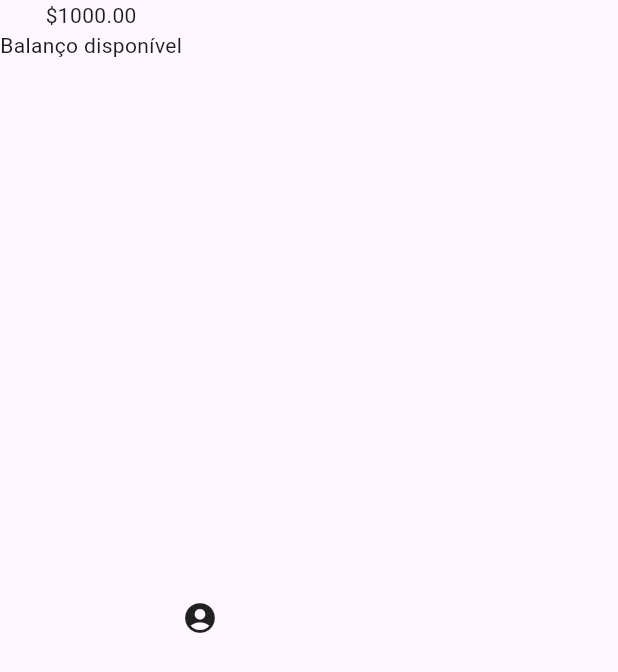
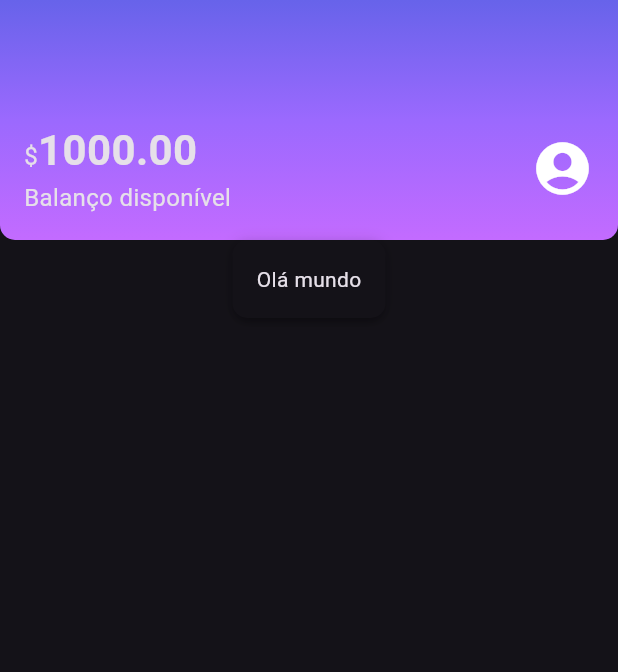
Before and after one commit to gfgomes/flutter_alubank, a Flutter app: the screen it shows after launch, on a phone screen of 412 x 824 dp. Shown: the top 672 px of the screen. Run offline on Flutter 3.47's test engine with Material 3 defaults, Android fonts, the phone set to English and light mode, and no system bars.

Commit message:
Identificando os temas

```diff
--- /dev/null
+++ b/lib/components/box_card.dart
@@ -0,0 +1,20 @@
+import 'package:flutter/material.dart';
+
+class BoxCard extends StatelessWidget {
+  final Widget boxContent;
+
+  const BoxCard({super.key, required this.boxContent});
+
+  @override
+  Widget build(BuildContext context) {
+    return Container(
+      padding: const EdgeInsets.all(16),
+      decoration: BoxDecoration(
+        boxShadow: kElevationToShadow[3],
+        borderRadius: BorderRadius.circular(10),
+        color: Theme.of(context).cardColor,
+      ),
+      child: boxContent,
+    );
+  }
+}
--- a/lib/components/sections/header.dart
+++ b/lib/components/sections/header.dart
@@ -6,16 +6,51 @@ class Header extends StatelessWidget {
   @override
   Widget build(BuildContext context) {
     return Container(
+      decoration: const BoxDecoration(
+        gradient: LinearGradient(
+            begin: Alignment.topCenter,
+            end: Alignment.bottomCenter,
+            colors: <Color>[
+              Color.fromRGBO(103, 99, 234, 1.0),
+              Color.fromRGBO(155, 105, 254, 1.0),
+              Color.fromRGBO(195, 107, 255, 1.0),
+            ]),
+        borderRadius: BorderRadius.vertical(bottom: Radius.circular(10)),
+      ),
+      height: 160,
+      child: const Padding(
+        padding: EdgeInsets.fromLTRB(16.0, 80.0, 16.0, 16.0),
         child: Row(
+          mainAxisAlignment: MainAxisAlignment.spaceBetween,
           children: <Widget>[
             Column(
+              crossAxisAlignment: CrossAxisAlignment.start,
               children: <Widget>[
-              Text('\$1000.00'),
-              Text('Balanço disponível'),
+                // Text(
+                //   '\$1000.00',
+                //   style: TextStyle(fontSize: 28, fontWeight: FontWeight.bold),
+                // ),
+                Text.rich(
+                  TextSpan(
+                    text: '\$',
+                    style: TextStyle(fontSize: 16),
+                    children: <TextSpan>[
+                      TextSpan(
+                          text: '1000.00',
+                          style: TextStyle(
+                              fontSize: 28, fontWeight: FontWeight.bold)),
                     ],
                   ),
-          Icon(Icons.account_circle)
+                ),
+                Text(
+                  'Balanço disponível',
+                  style: TextStyle(fontSize: 16),
+                ),
               ],
+            ),
+            SizedBox(child: Icon(Icons.account_circle, size: 42)),
+          ],
+        ),
       ),
     );
   }
--- a/lib/main.dart
+++ b/lib/main.dart
@@ -10,8 +10,9 @@
 
   @override
   Widget build(BuildContext context) {
-    return const MaterialApp(
+    return MaterialApp(
       title: 'Alubank',
+      theme: ThemeData.dark(),
       home: Home(),
     );
   }
--- a/lib/screens/home.dart
+++ b/lib/screens/home.dart
@@ -1,4 +1,5 @@
 import 'package:flutter/material.dart';
+import 'package:flutter_alubank/components/box_card.dart';
 import 'package:flutter_alubank/components/sections/header.dart';
 
 class Home extends StatelessWidget {
@@ -7,7 +8,12 @@ class Home extends StatelessWidget {
   @override
   Widget build(BuildContext context) {
     return const Scaffold(
-      body: Header(),
+      body: Column(
+        children: <Widget>[
+          Header(),
+          BoxCard(boxContent: Text('Olá mundo')),
+        ],
+      ),
     );
   }
 }
```
Lines whose indentation alone changed are shown as unchanged.
